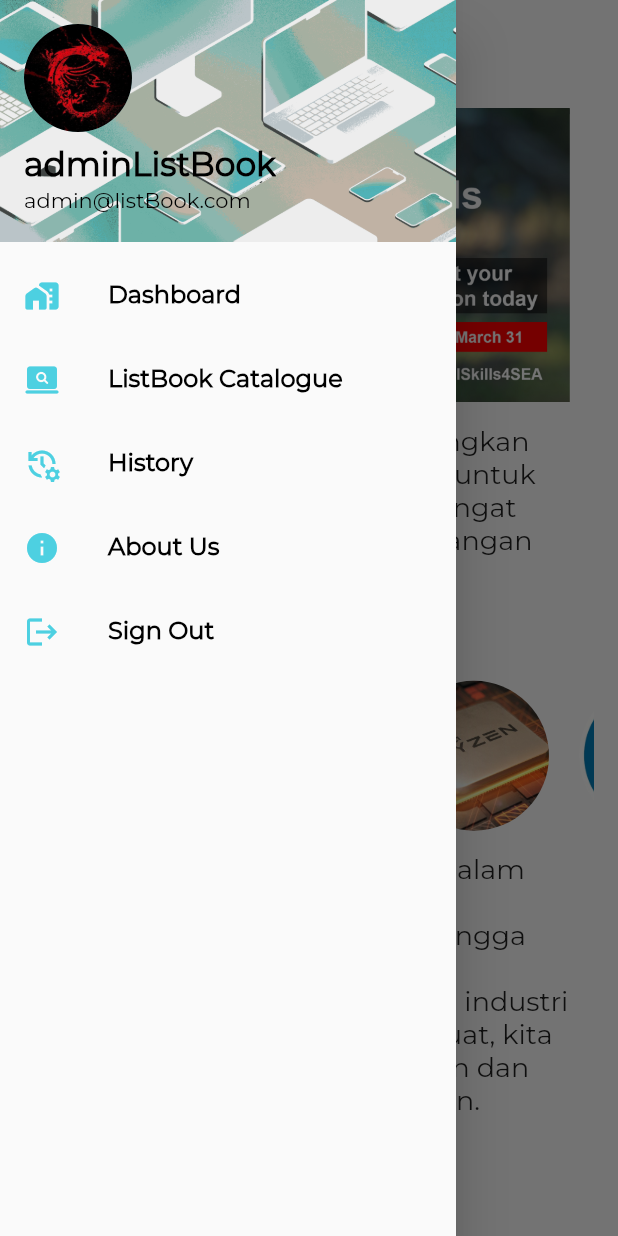
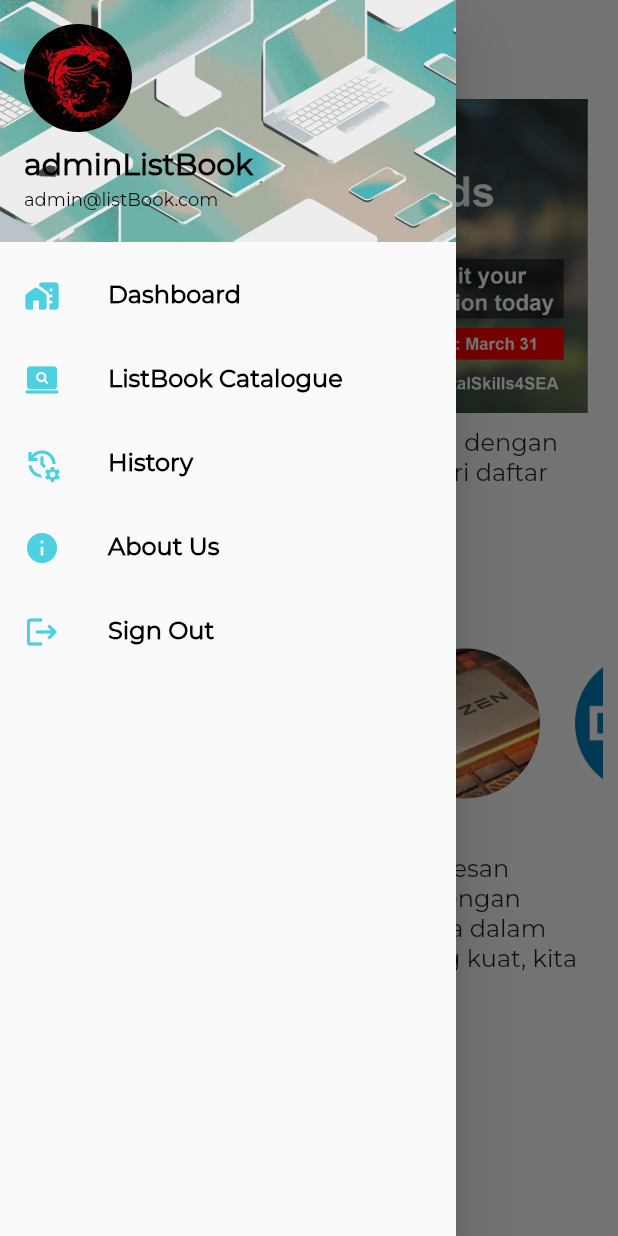
Before and after one commit to Yuruna01/listbook_project, a Flutter app: the History screen opened directly, with the side drawer open, on a phone screen of 412 x 824 dp. Run offline on Flutter 3.47's test engine with Material 2 defaults, Android fonts, the phone set to English and light mode, and no system bars; our stand-ins replace dio, shared_preferences; accounts and stored records are empty; network calls fail.

Commit message:
Flutter is The King of Crazy Size

```diff
--- a/lib/ui/about.dart
+++ b/lib/ui/about.dart
@@ -25,6 +25,7 @@
           ),
           SliverFillRemaining(
             child: ListView(
+              padding: EdgeInsets.only(top: 0),
               children: <Widget>[
                 Padding(
                   padding: EdgeInsets.symmetric(horizontal: 16, vertical: 11),
@@ -48,7 +49,7 @@
                   ),
                 ),
                 SizedBox(
-                  height: 10,
+                  height: 15,
                 ),
                 Card(
                   margin: EdgeInsets.symmetric(horizontal: 16, vertical: 8),
--- a/lib/ui/history.dart
+++ b/lib/ui/history.dart
@@ -24,33 +24,34 @@
             snap: true,
           ),
           SliverPadding(
-            padding: EdgeInsets.all(16),
+            padding: EdgeInsets.all(10),
             sliver: SliverToBoxAdapter(
                 child: Center(
               child: Column(
                 crossAxisAlignment: CrossAxisAlignment.start,
                 children: [
                   Padding(
-                    padding: EdgeInsets.symmetric(horizontal: 16),
+                    padding: EdgeInsets.symmetric(horizontal: 10),
                     child: Image.asset('assets/images/sale_4.png'),
                   ),
                   Padding(
-                    padding: EdgeInsets.all(16),
+                    padding: EdgeInsets.all(10),
                     child: Text(
                       'Aplikasi Listbook ini dikembangkan dengan tujuan penggunanya untuk mencari daftar laptop yang sangat lengkap dalam genggaman tangan dan mudah....',
                       style: TextStyle(
                         fontFamily: 'Montserrat',
-                        fontSize: 18,
+                        fontSize: 16,
                       ),
                     ),
                   ),
+                  SizedBox(height: 15),
                   Padding(
-                    padding: EdgeInsets.symmetric(horizontal: 16),
+                    padding: EdgeInsets.symmetric(horizontal: 10),
                     child: Text(
                       'Partner Kerja Sama',
                       style: TextStyle(
                         fontFamily: 'Montserrat',
-                        fontSize: 20,
+                        fontSize: 18,
                         fontWeight: FontWeight.bold,
                       ),
                     ),
@@ -80,12 +81,12 @@
                     ),
                   ),
                   Padding(
-                    padding: EdgeInsets.symmetric(vertical: 5, horizontal: 16),
+                    padding: EdgeInsets.symmetric(vertical: 7, horizontal: 10),
                     child: Text(
                       'Bergabunglah dengan kami dalam perjalanan untuk mencapai kesuksesan bersama, Kami bangga bermitra dengan perusahaan-perusahaan terkemuka dalam industri ini, Dengan kolaborasi yang kuat, kita dapat mencapai pertumbuhan dan kesuksesan yang berkelanjutan.',
                       style: TextStyle(
                         fontFamily: 'Montserrat',
-                        fontSize: 18,
+                        fontSize: 16,
                       ),
                     ),
                   ),
--- a/lib/widget/sidebar.dart
+++ b/lib/widget/sidebar.dart
@@ -22,7 +22,7 @@
                 style: TextStyle(
                   fontFamily: 'Montserrat',
                   color: Colors.black,
-                  fontSize: 22,
+                  fontSize: 20,
                   fontWeight: FontWeight.bold,
                 ),
               ),
@@ -32,7 +32,7 @@
               style: TextStyle(
                 fontFamily: 'Montserrat',
                 color: Colors.black,
-                fontSize: 14,
+                fontSize: 12,
               ),
             ),
             currentAccountPicture: CircleAvatar(
```
Also changed, not shown: lib/ui/addCatalogue.dart (+4 -3 lines), lib/ui/catalogue_detail.dart (+9 -4 lines), lib/ui/catalogue_page.dart (+4 -3 lines), lib/ui/konten/konten.dart (+9 -6 lines), lib/ui/updateCatalogue.dart (+4 -3 lines).
